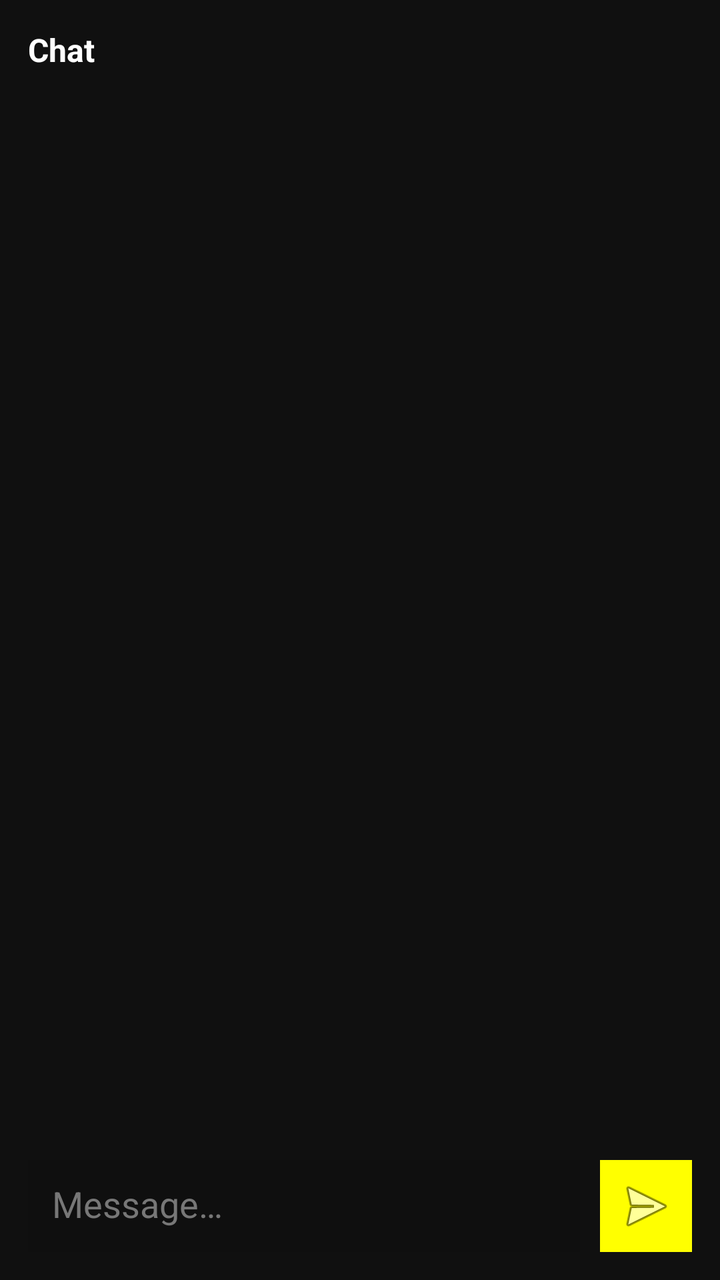
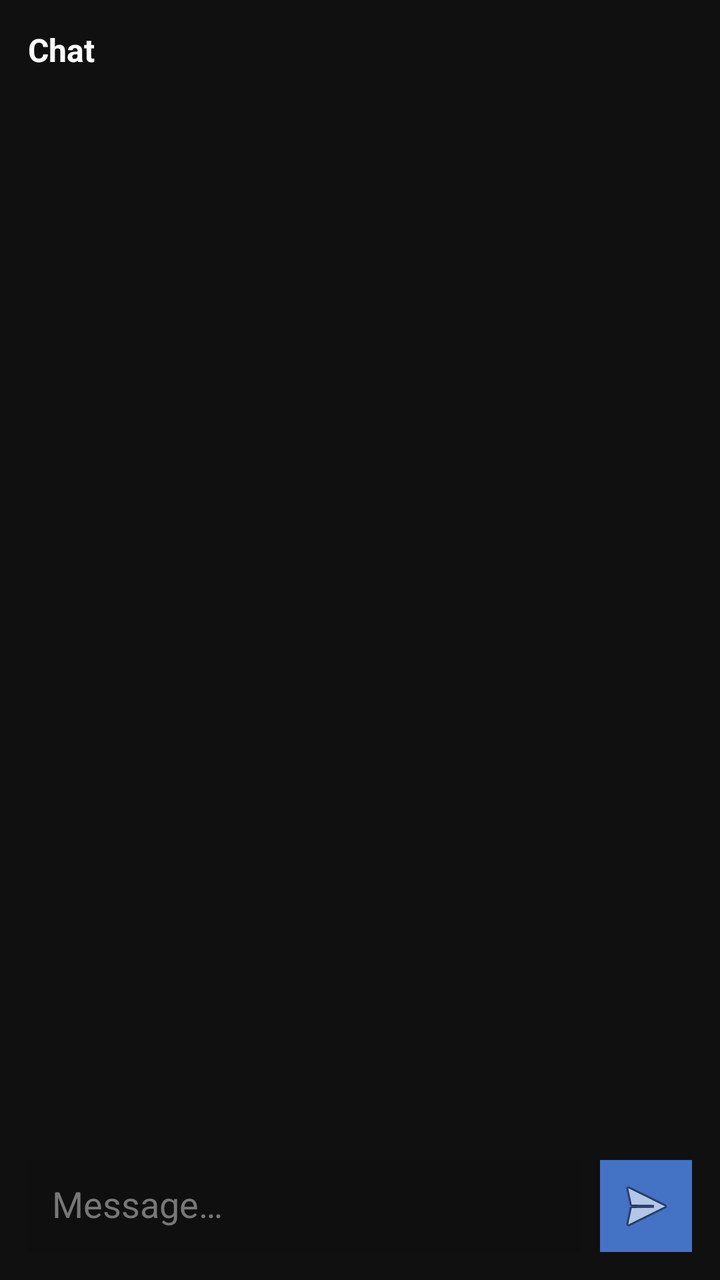

Compare the two renders of this Android layout. The source of the first and the diff that turns it into the second are given below.
<!-- AndroidManifest.xml: application theme Theme.MyApplication -->
<!-- res/layout/fragment_chat.xml -->
<?xml version="1.0" encoding="utf-8"?>
<LinearLayout xmlns:android="http://schemas.android.com/apk/res/android"
    android:layout_width="match_parent"
    android:layout_height="match_parent"
    android:orientation="vertical"
    android:background="#101010"
    android:padding="14dp">

    <TextView
        android:id="@+id/tvChatTitle"
        android:layout_width="match_parent"
        android:layout_height="wrap_content"
        android:text="Chat"
        android:textColor="#FFFFFF"
        android:textStyle="bold"
        android:textSize="16sp"
        android:paddingBottom="10dp"/>

    <androidx.recyclerview.widget.RecyclerView
        android:id="@+id/rvChatMessages"
        android:layout_width="match_parent"
        android:layout_height="0dp"
        android:layout_weight="1"
        android:overScrollMode="never"/>

    <LinearLayout
        android:layout_width="match_parent"
        android:layout_height="wrap_content"
        android:orientation="horizontal"
        android:gravity="center_vertical"
        android:paddingTop="10dp">

        <EditText
            android:id="@+id/etChatMessage"
            android:layout_width="0dp"
            android:layout_height="46dp"
            android:layout_weight="1"
            android:hint="Message…"
            android:textColor="#FFFFFF"
            android:textColorHint="#777777"
            android:background="#0F0F0F"
            android:padding="12dp"/>

        <ImageButton
            android:id="@+id/btnSendMessage"
            android:layout_width="46dp"
            android:layout_height="46dp"
            android:layout_marginStart="10dp"
            android:background="#FFFF00"
            android:contentDescription="Send"
            android:src="@android:drawable/ic_menu_send"
            android:padding="10dp"/>
    </LinearLayout>

</LinearLayout>
<!-- resources referenced by this layout -->
<resources>
  <style name="Theme.MyApplication" parent="Base.Theme.MyApplication" />
  <style name="Base.Theme.MyApplication" parent="Theme.Material3.DayNight.NoActionBar">
          <item name="android:statusBarColor">#000000</item>
          <item name="android:navigationBarColor">#101010</item>
  
          <item name="android:windowLightStatusBar">false</item>
  
          <item name="android:windowLightNavigationBar" tools:targetApi="27">false</item>
      </style>
</resources>

<!-- the commit's change to res/layout/fragment_chat.xml (unified diff, before → after) -->
@@ -46,7 +46,7 @@
             android:layout_width="46dp"
             android:layout_height="46dp"
             android:layout_marginStart="10dp"
-            android:background="#FFFF00"
+            android:background="#4472C4"
             android:contentDescription="Send"
             android:src="@android:drawable/ic_menu_send"
             android:padding="10dp"/>
